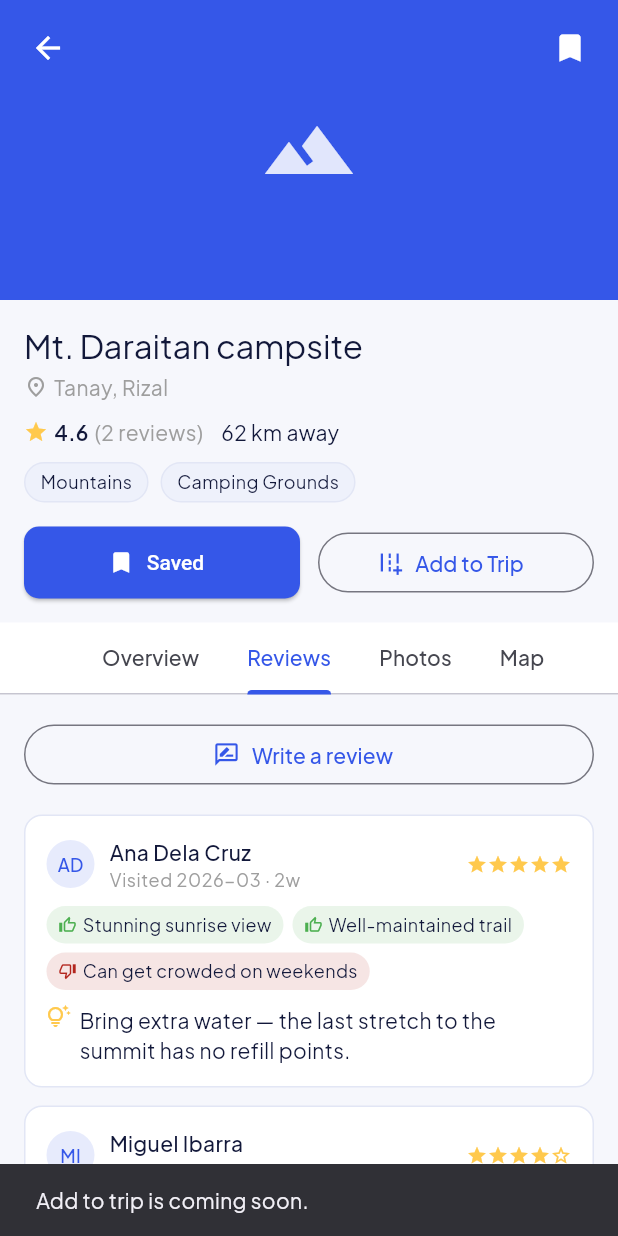
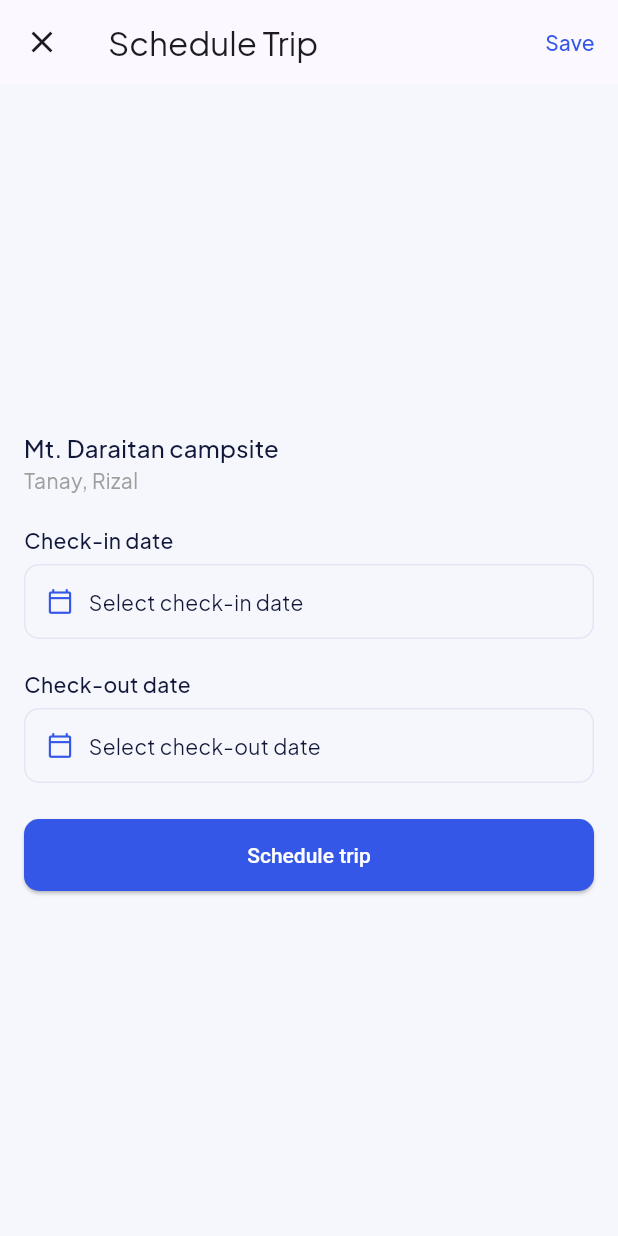
Before and after one commit to rbb81/camphubph, a Flutter app: the CampDetailsScreen screen opened directly with sample values from the repository, tab 2 chosen, after a tap on "Save", after a tap on "Add to Trip", on a phone screen of 412 x 824 dp. Run offline on Flutter 3.47's test engine with Material 3 defaults, Android fonts, the phone set to English and light mode, and no system bars; our stand-ins replace google_fonts, image_picker, supabase_flutter; accounts and stored records are empty.

Commit message:
Add Trip Planner: schedule trips with overlap conflict detection
Users can now schedule a check-in/check-out date range for a camp from
Camp Details ("Add to Trip"), see a blocking error naming the conflicting
trip if the range overlaps a night already booked, and view all scheduled
trips grouped into Upcoming/Past from a new Profile entry point.

Co-Authored-By: Claude Sonnet 5 <noreply@anthropic.com>

```diff
--- /dev/null
+++ b/lib/data/sample_trips.dart
@@ -0,0 +1,27 @@
+import '../models/trip.dart';
+
+/// Placeholder trip schedule. There's no `trips` schema in Supabase yet.
+///
+/// Mutated in place (`sampleTrips.add(...)`), not copied-then-mutated like
+/// `sample_communities.dart` — Add to Trip (pushed from Camp Details) and
+/// My Trips (pushed from Profile) are independently-pushed screens that both
+/// need to see every trip for conflict-checking, and there's no shared state
+/// layer in this app otherwise.
+final List<Trip> sampleTrips = [
+  Trip(
+    id: 'trip_seed_upcoming',
+    campId: 'daraitan',
+    campName: 'Mt. Daraitan campsite',
+    campLocation: 'Tanay, Rizal',
+    startDate: DateTime.now().add(const Duration(days: 14)),
+    endDate: DateTime.now().add(const Duration(days: 16)),
+  ),
+  Trip(
+    id: 'trip_seed_past',
+    campId: 'taal-lake',
+    campName: 'Taal Lake shoreline',
+    campLocation: 'Taal, Batangas',
+    startDate: DateTime.now().subtract(const Duration(days: 30)),
+    endDate: DateTime.now().subtract(const Duration(days: 28)),
+  ),
+];
--- a/lib/main.dart
+++ b/lib/main.dart
@@ -9,6 +9,7 @@ import 'screens/landing_screen.dart';
 import 'screens/login_screen.dart';
 import 'screens/profile_screen.dart';
 import 'screens/register_screen.dart';
+import 'screens/trip_planner_screen.dart';
 import 'theme/app_theme.dart';
 
 Future<void> main() async {
@@ -45,6 +46,7 @@ class CamperApp extends StatelessWidget {
         '/discover': (context) => const DiscoverScreen(),
         '/communities': (context) => const CommunitiesScreen(),
         '/profile': (context) => const ProfileScreen(),
+        '/trips': (context) => const TripPlannerScreen(),
       },
     );
   }
--- /dev/null
+++ b/lib/models/trip.dart
@@ -0,0 +1,41 @@
+class Trip {
+  const Trip({
+    required this.id,
+    required this.campId,
+    required this.campName,
+    required this.campLocation,
+    required this.startDate,
+    required this.endDate,
+  });
+
+  final String id;
+  final String campId;
+  final String campName;
+  final String campLocation;
+  final DateTime startDate;
+  final DateTime endDate;
+
+  /// True if the two [startDate, endDate) ranges share at least one night.
+  /// Half-open on purpose: a checkout on day N and a different trip's
+  /// check-in on day N do NOT share a night, so that's not a conflict
+  /// (matches real-world back-to-back booking behavior).
+  static bool rangesOverlap(
+    DateTime startA,
+    DateTime endA,
+    DateTime startB,
+    DateTime endB,
+  ) => startA.isBefore(endB) && startB.isBefore(endA);
+
+  static Trip? findConflict(
+    List<Trip> trips, {
+    required DateTime startDate,
+    required DateTime endDate,
+  }) {
+    for (final trip in trips) {
+      if (rangesOverlap(startDate, endDate, trip.startDate, trip.endDate)) {
+        return trip;
+      }
+    }
+    return null;
+  }
+}
--- a/lib/screens/camp_details_screen.dart
+++ b/lib/screens/camp_details_screen.dart
@@ -4,7 +4,9 @@ import '../data/sample_profile.dart';
 import '../data/sample_reviews.dart';
 import '../models/camp.dart';
 import '../models/review.dart';
+import '../models/trip.dart';
 import '../theme/app_theme.dart';
+import 'schedule_trip_screen.dart';
 import 'write_review_screen.dart';
 
 class CampDetailsScreen extends StatefulWidget {
@@ -71,6 +73,16 @@ class _CampDetailsScreenState extends State<CampDetailsScreen>
           ((_camp.rating * _camp.reviewCount) + review.rating) / newCount;
       _camp = _camp.copyWith(rating: newRating, reviewCount: newCount);
     });
+  }
+
+  Future<void> _addToTrip() async {
+    final trip = await Navigator.of(context).push<Trip>(
+      MaterialPageRoute(builder: (_) => ScheduleTripScreen(camp: _camp)),
+    );
+    if (trip == null || !mounted) return;
+    ScaffoldMessenger.of(context).showSnackBar(
+      SnackBar(content: Text('Added ${_camp.name} to your trips.')),
+    );
   }
 
   @override
@@ -244,7 +256,7 @@ class _CampDetailsScreenState extends State<CampDetailsScreen>
                   Expanded(
                     child: OutlinedButton.icon(
                       key: const Key('addToTripButton'),
-                      onPressed: () => _comingSoon('Add to trip'),
+                      onPressed: _addToTrip,
                       icon: const Icon(Icons.add_road),
                       label: const Text('Add to Trip'),
                     ),
--- /dev/null
+++ b/lib/screens/schedule_trip_screen.dart
@@ -0,0 +1,221 @@
+import 'package:flutter/material.dart';
+
+import '../data/sample_trips.dart';
+import '../models/camp.dart';
+import '../models/trip.dart';
+import '../theme/app_theme.dart';
+import '../widgets/auth_layout.dart';
+
+class ScheduleTripScreen extends StatefulWidget {
+  const ScheduleTripScreen({super.key, required this.camp});
+
+  final Camp camp;
+
+  @override
+  State<ScheduleTripScreen> createState() => _ScheduleTripScreenState();
+}
+
+class _ScheduleTripScreenState extends State<ScheduleTripScreen> {
+  DateTime? _checkInDate;
+  DateTime? _checkOutDate;
+  String? _errorText;
+
+  String _formatDate(DateTime d) =>
+      '${d.year}-${d.month.toString().padLeft(2, '0')}-${d.day.toString().padLeft(2, '0')}';
+
+  Future<void> _pickCheckIn() async {
+    final now = DateTime.now();
+    final picked = await showDatePicker(
+      context: context,
+      initialDate: _checkInDate ?? now,
+      firstDate: now,
+      lastDate: now.add(const Duration(days: 730)),
+    );
+    if (picked == null) return;
+    setState(() {
+      _checkInDate = picked;
+      _errorText = null;
+      if (_checkOutDate != null && !_checkOutDate!.isAfter(picked)) {
+        _checkOutDate = null;
+      }
+    });
+  }
+
+  Future<void> _pickCheckOut() async {
+    final now = DateTime.now();
+    final earliest = _checkInDate?.add(const Duration(days: 1)) ??
+        now.add(const Duration(days: 1));
+    final picked = await showDatePicker(
+      context: context,
+      initialDate: _checkOutDate ?? earliest,
+      firstDate: earliest,
+      lastDate: now.add(const Duration(days: 730)),
+    );
+    if (picked == null) return;
+    setState(() {
+      _checkOutDate = picked;
+      _errorText = null;
+    });
+  }
+
+  void _submit() {
+    if (_checkInDate == null || _checkOutDate == null) {
+      setState(
+        () => _errorText = 'Select both check-in and check-out dates.',
+      );
+      return;
+    }
+
+    final conflict = Trip.findConflict(
+      sampleTrips,
+      startDate: _checkInDate!,
+      endDate: _checkOutDate!,
+    );
+    if (conflict != null) {
+      setState(
+        () => _errorText =
+            'This overlaps your trip to ${conflict.campName} '
+            '(${_formatDate(conflict.startDate)} to ${_formatDate(conflict.endDate)}).',
+      );
+      return;
+    }
+
+    final trip = Trip(
+      id: 'trip_${DateTime.now().microsecondsSinceEpoch}',
+      campId: widget.camp.id,
+      campName: widget.camp.name,
+      campLocation: widget.camp.location,
+      startDate: _checkInDate!,
+      endDate: _checkOutDate!,
+    );
+    sampleTrips.add(trip);
+    Navigator.of(context).pop(trip);
+  }
+
+  @override
+  Widget build(BuildContext context) {
+    return Scaffold(
+      appBar: AppBar(
+        leading: IconButton(
+          key: const Key('cancelTripButton'),
+          icon: const Icon(Icons.close),
+          onPressed: () => Navigator.of(context).pop(),
+        ),
+        title: const Text('Schedule Trip'),
+        actions: [
+          TextButton(
+            key: const Key('submitTripButton'),
+            onPressed: _submit,
+            child: const Text('Save'),
+          ),
+        ],
+      ),
+      body: SafeArea(
+        child: Center(
+          child: ConstrainedBox(
+            constraints: const BoxConstraints(maxWidth: 640),
+            child: SingleChildScrollView(
+              padding: const EdgeInsets.all(16),
+              child: Column(
+                crossAxisAlignment: CrossAxisAlignment.start,
+                children: [
+                  Text(
+                    widget.camp.name,
+                    style: Theme.of(context).textTheme.titleMedium,
+                  ),
+                  Text(
+                    widget.camp.location,
+                    style: const TextStyle(color: Colors.grey),
+                  ),
+                  const SizedBox(height: 20),
+                  fieldLabel(context, 'Check-in date'),
+                  _DateField(
+                    fieldKey: const Key('checkInField'),
+                    date: _checkInDate,
+                    hint: 'Select check-in date',
+                    onTap: _pickCheckIn,
+                  ),
+                  const SizedBox(height: 20),
+                  fieldLabel(context, 'Check-out date'),
+                  _DateField(
+                    fieldKey: const Key('checkOutField'),
+                    date: _checkOutDate,
+                    hint: 'Select check-out date',
+                    onTap: _pickCheckOut,
+                  ),
+                  if (_errorText != null)
+                    Padding(
+                      padding: const EdgeInsets.only(top: 12),
+                      child: Text(
+                        _errorText!,
+                        style: const TextStyle(
+                          color: AppColors.danger,
+                          fontSize: 12,
+                        ),
+                      ),
+                    ),
+                  const SizedBox(height: 24),
+                  SizedBox(
+                    width: double.infinity,
+                    child: ElevatedButton(
+                      key: const Key('submitTripBottomButton'),
+                      onPressed: _submit,
+                      child: const Text('Schedule trip'),
+                    ),
+                  ),
+                ],
+              ),
+            ),
+          ),
+        ),
+      ),
+    );
+  }
+}
+
+class _DateField extends StatelessWidget {
+  const _DateField({
+    required this.fieldKey,
+    required this.date,
+    required this.hint,
+    required this.onTap,
+  });
+
+  final Key fieldKey;
+  final DateTime? date;
+  final String hint;
+  final VoidCallback onTap;
+
+  @override
+  Widget build(BuildContext context) {
+    final isDark = Theme.of(context).brightness == Brightness.dark;
+    final label = date == null
+        ? hint
+        : '${date!.year}-${date!.month.toString().padLeft(2, '0')}-${date!.day.toString().padLeft(2, '0')}';
+    return InkWell(
+      key: fieldKey,
+      onTap: onTap,
+      borderRadius: BorderRadius.circular(10),
+      child: Container(
+        padding: const EdgeInsets.symmetric(horizontal: 14, vertical: 14),
+        decoration: BoxDecoration(
+          borderRadius: BorderRadius.circular(10),
+          border: Border.all(
+            color: isDark ? AppColors.borderDark : AppColors.borderLight,
+          ),
+        ),
+        child: Row(
+          children: [
+            Icon(
+              Icons.calendar_today_outlined,
+              size: 18,
+              color: isDark ? AppColors.brandDark : AppColors.brand,
+            ),
+            const SizedBox(width: 10),
+            Text(label),
+          ],
+        ),
+      ),
+    );
+  }
+}
```
Also changed, not shown: lib/screens/profile_screen.dart (+21 -5 lines), lib/screens/trip_planner_screen.dart (added, +190 -0 lines), 8 other files.
